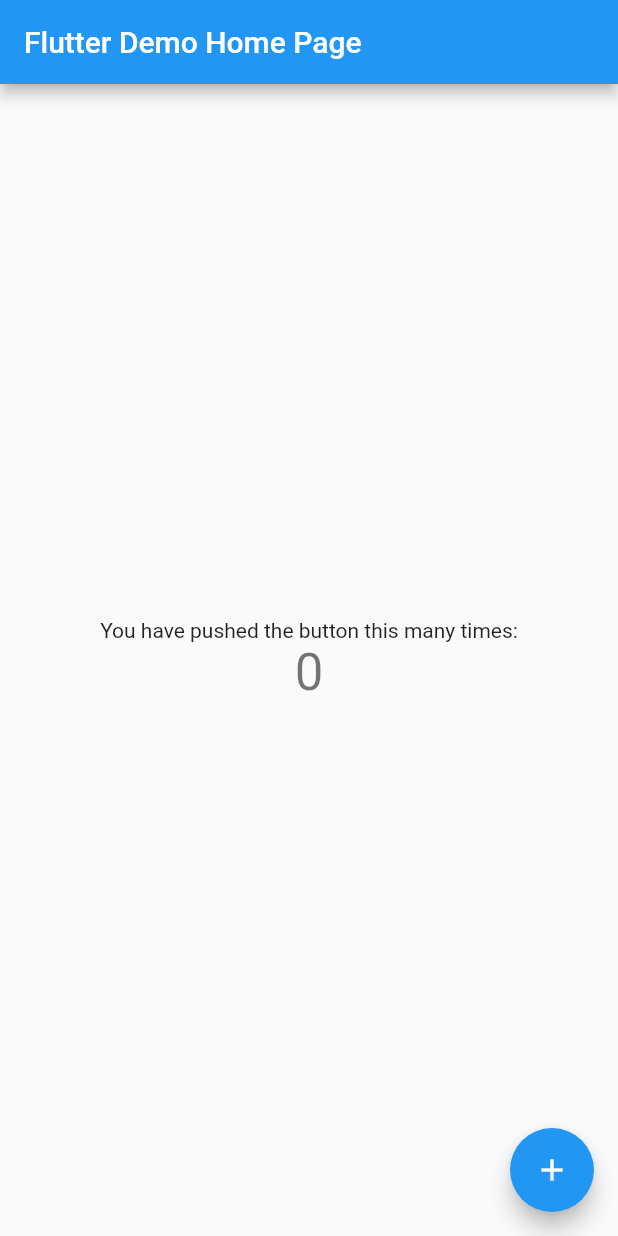
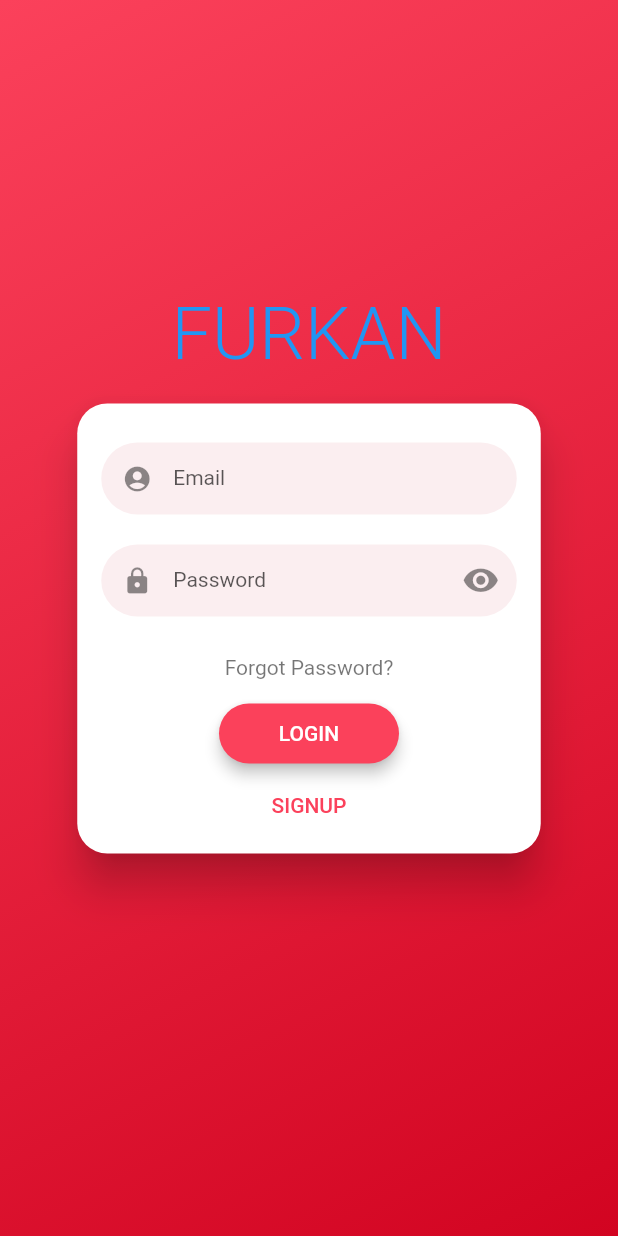
Before and after one commit to FNTUNA37/kalamoza_defteri, a Flutter app: the screen it shows after launch, on a phone screen of 412 x 824 dp. Run offline on Flutter 3.47's test engine with Material 2 defaults, Android fonts, the light colour scheme and no system bars; drawn by our look-alikes of flutter_login.

Commit message:
loginpage

```diff
--- a/lib/main.dart
+++ b/lib/main.dart
@@ -1,4 +1,6 @@
 import 'package:flutter/material.dart';
+
+import 'screen/login_page.dart';
 
 void main() => runApp(MyApp());
 
@@ -7,105 +9,10 @@
   @override
   Widget build(BuildContext context) {
     return MaterialApp(
-      title: 'Flutter Demo',
       theme: ThemeData(
-        // This is the theme of your application.
-        //
-        // Try running your application with "flutter run". You'll see the
-        // application has a blue toolbar. Then, without quitting the app, try
-        // changing the primarySwatch below to Colors.green and then invoke
-        // "hot reload" (press "r" in the console where you ran "flutter run",
-        // or simply save your changes to "hot reload" in a Flutter IDE).
-        // Notice that the counter didn't reset back to zero; the application
-        // is not restarted.
-        primarySwatch: Colors.blue,
+        primaryColor: Color(0xFFFB415B),
       ),
-      home: MyHomePage(title: 'Flutter Demo Home Page'),
+      home: LoginPage(),
     );
   }
 }
-
-class MyHomePage extends StatefulWidget {
-  MyHomePage({Key key, this.title}) : super(key: key);
-
-  // This widget is the home page of your application. It is stateful, meaning
-  // that it has a State object (defined below) that contains fields that affect
-  // how it looks.
-
-  // This class is the configuration for the state. It holds the values (in this
-  // case the title) provided by the parent (in this case the App widget) and
-  // used by the build method of the State. Fields in a Widget subclass are
-  // always marked "final".
-
-  final String title;
-
-  @override
-  _MyHomePageState createState() => _MyHomePageState();
-}
-
-class _MyHomePageState extends State<MyHomePage> {
-  int _counter = 0;
-
-  void _incrementCounter() {
-    setState(() {
-      // This call to setState tells the Flutter framework that something has
-      // changed in this State, which causes it to rerun the build method below
-      // so that the display can reflect the updated values. If we changed
-      // _counter without calling setState(), then the build method would not be
-      // called again, and so nothing would appear to happen.
-      _counter++;
-    });
-  }
-
-  @override
-  Widget build(BuildContext context) {
-    // This method is rerun every time setState is called, for instance as done
-    // by the _incrementCounter method above.
-    //
-    // The Flutter framework has been optimized to make rerunning build methods
-    // fast, so that you can just rebuild anything that needs updating rather
-    // than having to individually change instances of widgets.
-    return Scaffold(
-      appBar: AppBar(
-        // Here we take the value from the MyHomePage object that was created by
-        // the App.build method, and use it to set our appbar title.
-        title: Text(widget.title),
-      ),
-      body: Center(
-        // Center is a layout widget. It takes a single child and positions it
-        // in the middle of the parent.
-        child: Column(
-          // Column is also a layout widget. It takes a list of children and
-          // arranges them vertically. By default, it sizes itself to fit its
-          // children horizontally, and tries to be as tall as its parent.
-          //
-          // Invoke "debug painting" (press "p" in the console, choose the
-          // "Toggle Debug Paint" action from the Flutter Inspector in Android
-          // Studio, or the "Toggle Debug Paint" command in Visual Studio Code)
-          // to see the wireframe for each widget.
-          //
-          // Column has various properties to control how it sizes itself and
-          // how it positions its children. Here we use mainAxisAlignment to
-          // center the children vertically; the main axis here is the vertical
-          // axis because Columns are vertical (the cross axis would be
-          // horizontal).
-          mainAxisAlignment: MainAxisAlignment.center,
-          children: <Widget>[
-            Text(
-              'You have pushed the button this many times:',
-            ),
-            Text(
-              '$_counter',
-              style: Theme.of(context).textTheme.display1,
-            ),
-          ],
-        ),
-      ),
-      floatingActionButton: FloatingActionButton(
-        onPressed: _incrementCounter,
-        tooltip: 'Increment',
-        child: Icon(Icons.add),
-      ), // This trailing comma makes auto-formatting nicer for build methods.
-    );
-  }
-}
--- /dev/null
+++ b/lib/screen/login_page.dart
@@ -0,0 +1,54 @@
+import 'package:flutter/material.dart';
+import 'package:flutter_login/flutter_login.dart';
+
+const users = const {
+  'dribbble@gmail.com': '12345',
+  'hunter@gmail.com': 'hunter',
+};
+
+class LoginPage extends StatefulWidget {
+  @override
+  _LoginPageState createState() => _LoginPageState();
+}
+
+class _LoginPageState extends State<LoginPage> {
+  Duration get loginTime => Duration(milliseconds: 2250);
+
+  Future<String> _authUser(LoginData data) {
+    print('Name: ${data.name}, Password: ${data.password}');
+    return Future.delayed(loginTime).then((_) {
+      if (!users.containsKey(data.name)) {
+        return 'Username not exists';
+      }
+      if (users[data.name] != data.password) {
+        return 'Password does not match';
+      }
+      return null;
+    });
+  }
+
+  Future<String> _recoverPassword(String name) {
+    print('Name: $name');
+    return Future.delayed(loginTime).then((_) {
+      if (!users.containsKey(name)) {
+        return 'Username not exists';
+      }
+      return null;
+    });
+  }
+
+  @override
+  Widget build(BuildContext context) {
+    return FlutterLogin(
+      title: 'FURKAN',
+      onLogin: _authUser,
+      onSignup: _authUser,
+      onRecoverPassword: _recoverPassword,
+      onSubmitAnimationCompleted: () {
+        Navigator.of(context).pushReplacement(MaterialPageRoute(
+          builder: (context) => LoginPage(),
+        ));
+      },
+    );
+  }
+}
--- a/pubspec.yaml
+++ b/pubspec.yaml
@@ -23,6 +23,7 @@
   # The following adds the Cupertino Icons font to your application.
   # Use with the CupertinoIcons class for iOS style icons.
   cupertino_icons: ^0.1.2
+  flutter_login: ^1.0.10+1
 
 dev_dependencies:
   flutter_test:
@@ -41,8 +42,8 @@
   uses-material-design: true
 
   # To add assets to your application, add an assets section, like this:
-  # assets:
-  #  - images/a_dot_burr.jpeg
+  assets:
+  - images/
   #  - images/a_dot_ham.jpeg
 
   # An image asset can refer to one or more resolution-specific "variants", see
```
Also changed, not shown: images/logo.jpg (added), pubspec.lock, 1 other file.
